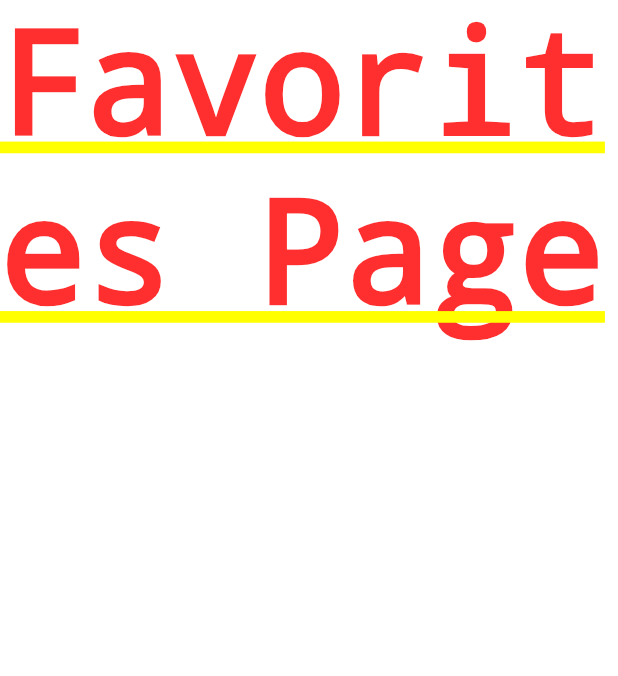
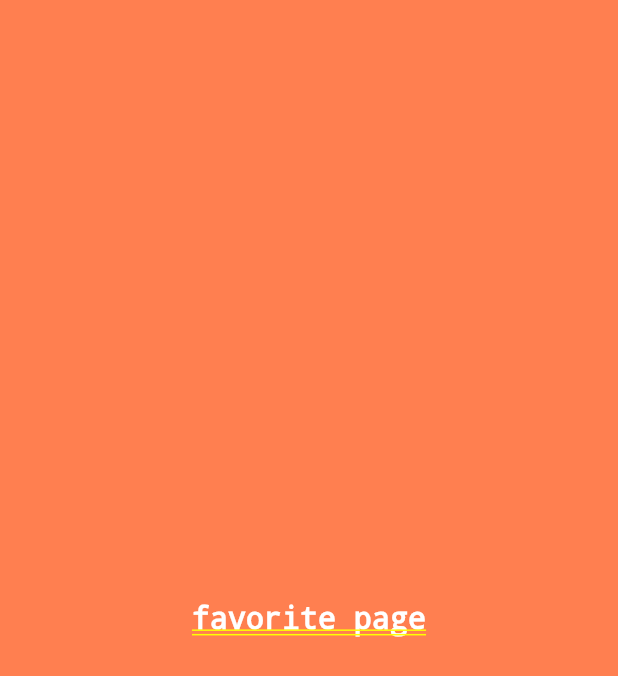
Before and after one commit to RujH/ClosetTracker, a Flutter app: the CustomDrawer widget shown alone on an empty page, opened directly, after a tap on "Favorite", on a phone screen of 412 x 824 dp. Shown: the top 676 px of the screen. Run offline on Flutter 3.47's test engine with Material 2 defaults, Android fonts, the phone set to English and light mode, and no system bars; our stand-ins replace cloud_firestore, curved_navigation_bar, firebase_auth, flutter_spinkit, material_design_icons_flutter; missing offline and left inert: foldable_sidebar; accounts and stored records are empty.

Commit message:
changed the colors

```diff
--- a/lib/screens/SideNavigationBar.dart
+++ b/lib/screens/SideNavigationBar.dart
@@ -25,7 +25,7 @@ class _MyHomePageState extends State<MyHomePage> {
       child: Scaffold(
 
         body: FoldableSidebarBuilder(
-          drawerBackgroundColor: Colors.yellow[200],
+          drawerBackgroundColor: Color(0xffFF7F50),
           drawer: CustomDrawer(closeDrawer: (){
             setState(() {
               drawerStatus = FSBStatus.FSB_CLOSE;
@@ -35,7 +35,7 @@ class _MyHomePageState extends State<MyHomePage> {
           status: drawerStatus,
         ),
         floatingActionButton: FloatingActionButton(
-            backgroundColor: Colors.blueGrey,
+            backgroundColor: Colors.blueGrey[800],
             child: Icon(Icons.menu,color: Colors.white,),
             onPressed: () {
               setState(() {
@@ -58,7 +58,7 @@ class CustomDrawer extends StatelessWidget {
   Widget build(BuildContext context) {
     MediaQueryData mediaQuery = MediaQuery.of(context);
     return Container(
-      color: Colors.white,
+      color: Colors.blueGrey[800],
       width: mediaQuery.size.width * 0.60,
       height: mediaQuery.size.height,
       child: Column(
@@ -76,7 +76,9 @@ class CustomDrawer extends StatelessWidget {
 //                    height: 100,
 //                  ),
                   SizedBox(height: 10,),
-                  Text("Closet Tracker")
+                  //TextSpan(text: "Closet Tracker", style: TextStyle(color: Colors.while),),
+                  Text("Closet Tracker", style: TextStyle(color: Colors.white),)
+
 
                 ],
               )),
@@ -86,71 +88,84 @@ class CustomDrawer extends StatelessWidget {
               Navigator.of(context).push(MaterialPageRoute(builder: (context)=>Profile()));
               closeDrawer;
             },
-            leading: Icon(Icons.person),
-            title: Text(
-              "Your Profile",
-            ),
+            leading: Icon(Icons.person, color: Colors.white,),
+            title: Text("Your Profile",  style: TextStyle(color: Colors.white),),
           ),
-          Divider(
-            height: 2,
-            color: Colors.blueGrey,
-          ),
+//          Divider(
+//            height: 2,
+//            //color: Colors.blueGrey,
+//          ),
           ListTile(
             onTap: () {
               debugPrint("Tapped Closet");
               Navigator.of(context).push(MaterialPageRoute(builder: (context)=>Closet()));
               closeDrawer;
             },
-            leading: Icon(MdiIcons.tshirtV),
-            title: Text("Closet"),
+            leading: Icon(MdiIcons.tshirtV, color: Colors.white,),
+            title: Text("Closet",  style: TextStyle(color: Colors.white),),
           ),
-          Divider(
-            height: 2,
-            color: Colors.blueGrey,
+//          Divider(
+//            height: 2,
+//            //color: Colors.blueGrey,
+//          ),
+          ListTile(
+            onTap: () {
+              debugPrint("Tapped Shop");
+              Navigator.of(context).push(MaterialPageRoute(builder: (context)=>Shop()));
+              closeDrawer;
+            },
+            leading: Icon(Icons.shopping_cart, color: Colors.white,),
+            title: Text("Shop", style: TextStyle(color: Colors.white),),
           ),
+//          Divider(
+//            height: 2,
+//            //color: Colors.blueGrey,
+//          ),
           ListTile(
             onTap: () {
               debugPrint("Tapped Favorite");
               Navigator.of(context).push(MaterialPageRoute(builder: (context)=>Favorite()));
               closeDrawer;
             },
-            leading: Icon(Icons.favorite),
-            title: Text("Favorite"),
+            leading: Icon(Icons.favorite, color: Colors.white,),
+            title: Text("Favorite", style: TextStyle(color: Colors.white),),
           ),
-          Divider(
-            height: 2,
-            color: Colors.blueGrey,
-          ),
+//          Divider(
+//            height: 2,
+//            //color: Colors.blueGrey,
+//          ),
           ListTile(
             onTap: () {
               debugPrint("Tapped Settings");
               Navigator.of(context).push(MaterialPageRoute(builder: (context)=>SettingsForm()));
               closeDrawer;
             },
-            leading: Icon(Icons.settings),
-            title: Text("Settings"),
+            leading: Icon(Icons.settings, color: Colors.white,),
+            title: Text("Settings", style: TextStyle(color: Colors.white),),
           ),
-          Divider(
-            height: 2,
-            color: Colors.blueGrey,
-          ),
+//          Divider(
+//            height: 2,
+//            //color: Colors.blueGrey,
+//          ),
           ListTile(
             onTap: () {
               debugPrint("Tapped Notifications");
+              Navigator.of(context).push(MaterialPageRoute(builder: (context)=>SettingsForm()));
+              closeDrawer;
             },
-            leading: Icon(Icons.notifications),
-            title: Text("Notifications"),
+            leading: Icon(Icons.notifications, color: Colors.white,),
+            title: Text("Notifications",  style: TextStyle(color: Colors.white),),
           ),
-          Divider(
-            height: 2,
-            color: Colors.blueGrey,
-          ),
+//          Divider(
+//            height: 2,
+//            //color: Colors.blueGrey,
+//          ),
           ListTile(
             onTap: () {
               debugPrint("Tapped Log Out");
             },
-            leading: Icon(Icons.exit_to_app),
-            title: Text("Log Out"),
+            leading: Icon(Icons.exit_to_app, color: Colors.white,),
+            title: Text("Log Out",  style: TextStyle(color: Colors.white),),
           ),
         ],
       ),
--- a/lib/screens/pages/favorite.dart
+++ b/lib/screens/pages/favorite.dart
@@ -1,10 +1,24 @@
 import 'package:flutter/material.dart';
 
+import 'package:myapp/services/auth.dart';
+import 'package:myapp/services/database.dart';
+import 'package:provider/provider.dart';
+import 'package:cloud_firestore/cloud_firestore.dart';
+import 'package:myapp/models/cloth.dart';
+
 class Favorite extends StatelessWidget {
+  final AuthService _auth = AuthService();
+
   @override
   Widget build(BuildContext context) {
     return Container(
-      child: Text("Favorites Page", textScaleFactor: 2.0),
+      color: Color(0xffFF7F50),
+      child: Center(
+          child: Text (
+            "favorite page",
+            style: TextStyle(fontSize: 20,color: Colors.white),
+          )
+      ),
     );
   }
 }
--- a/lib/screens/pages/home.dart
+++ b/lib/screens/pages/home.dart
@@ -18,7 +18,7 @@ class Home extends StatelessWidget {
   @override
   Widget build(BuildContext context) {
     return Container(
-          color: Colors.yellow[100],
+          color: Color(0xffFF7F50),
           child: Center(
             child: Text(
               "HOME PAGE",
--- a/lib/screens/pages/settings_form.dart
+++ b/lib/screens/pages/settings_form.dart
@@ -73,7 +73,7 @@ class _SettingsFormState extends State<SettingsForm> {
                   color: Colors.blueGrey,
                   child: Text(
                     'Update',
-                    style: TextStyle(color: Colors.deepOrangeAccent),
+                    style: TextStyle(color: Color(0xffFF7F50)),
                   ),
                   onPressed: () async {
                     if (_formKey.currentState.validate()){
--- a/lib/shared/loading.dart
+++ b/lib/shared/loading.dart
@@ -6,10 +6,10 @@ class Loading extends StatelessWidget {
   @override
   Widget build(BuildContext context) {
     return Container(
-      color: Colors.yellow[100],
+      color: Color(0xffFF7F50),
       child: Center(
-        child: SpinKitRotatingCircle(
-          color: Colors.blueGrey,
+        child: SpinKitFadingCube(
+          color: Colors.blueGrey[800],
           size: 50.0,
         ),
       ),
```
Also changed, not shown: lib/screens/pages/addToCloset.dart (+14 -1 lines), lib/screens/pages/closet.dart (+15 -1 lines), lib/screens/pages/profile.dart (+14 -1 lines), lib/screens/pages/shop.dart (+15 -1 lines).
